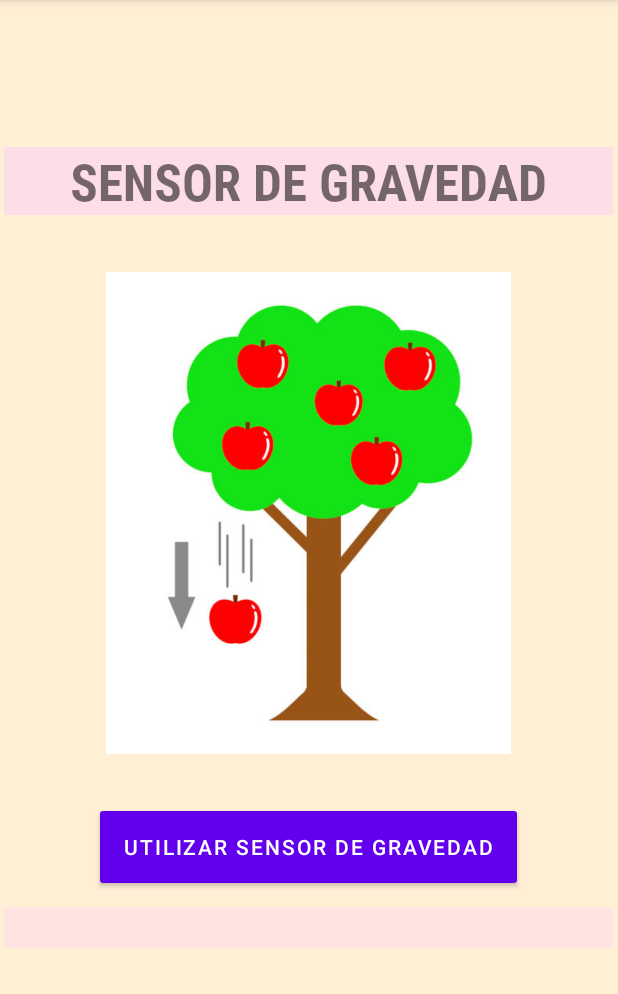
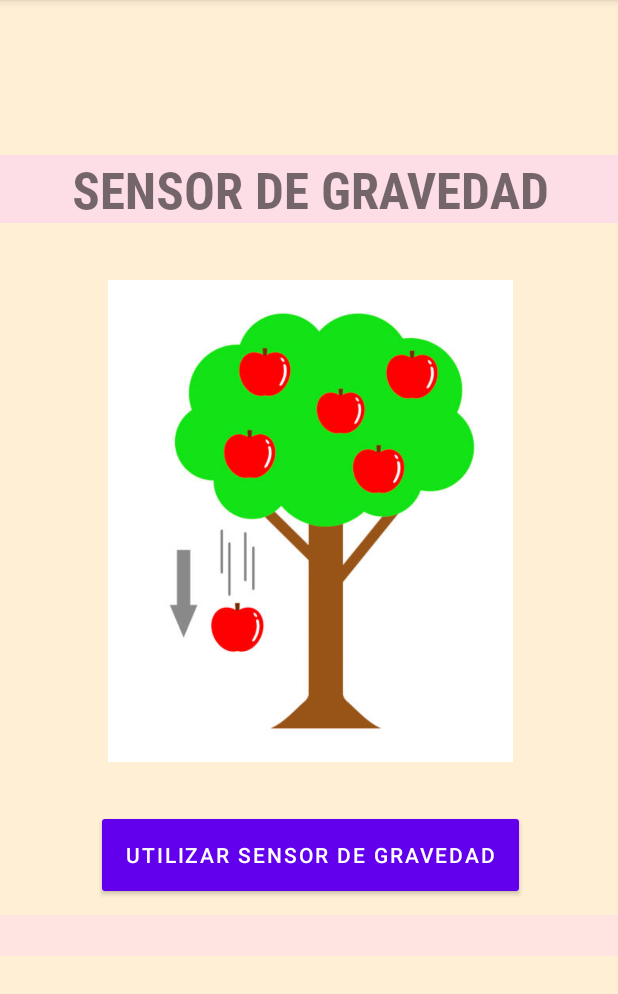
Before and after one commit to HPAIV-PF/Proyecto_Final, an Android app: the fragment GravityFragment placed in its activity, on a phone screen of 412 x 824 dp, the part 84-1078 px from its top. Run offline under Robolectric (Android 15) with nearby library versions, the phone set to English and light mode, and no system bars.

Commit message:
Programación del sensor de gravedad, Layout del sensor de gravedad e inicios del Layout de Sensores de Posicion

```diff
--- a/app/src/main/java/com/example/proyectofinal/GravityFragment.java
+++ b/app/src/main/java/com/example/proyectofinal/GravityFragment.java
@@ -18,7 +18,7 @@
 import androidx.fragment.app.Fragment;
 
 public class GravityFragment extends Fragment implements SensorEventListener {
-
+    //Programación del sensor de gravedad
     private Button gravBtn;
     private TextView gravValor;
     private TextView valueFields;
--- a/app/src/main/res/layout/fragment_gravity.xml
+++ b/app/src/main/res/layout/fragment_gravity.xml
@@ -9,8 +9,8 @@
 
     <LinearLayout
         android:id="@+id/linearLayout"
-        android:layout_width="406dp"
-        android:layout_height="546dp"
+        android:layout_width="414dp"
+        android:layout_height="557dp"
         android:layout_marginTop="92dp"
         android:divider="@drawable/divider"
         android:gravity="center"
--- a/app/src/main/res/layout/fragment_position.xml
+++ b/app/src/main/res/layout/fragment_position.xml
@@ -62,6 +62,12 @@
                 android:text="1. CAMPO GEOMAGNÉTICOS: "
                 android:textColor="#000000"
                 android:textSize="21sp" />
+
+            <TextView
+                android:id="@+id/txtView4"
+                android:layout_width="match_parent"
+                android:layout_height="wrap_content"
+                android:text="TextView" />
         </LinearLayout>
     </ScrollView>
 
```
